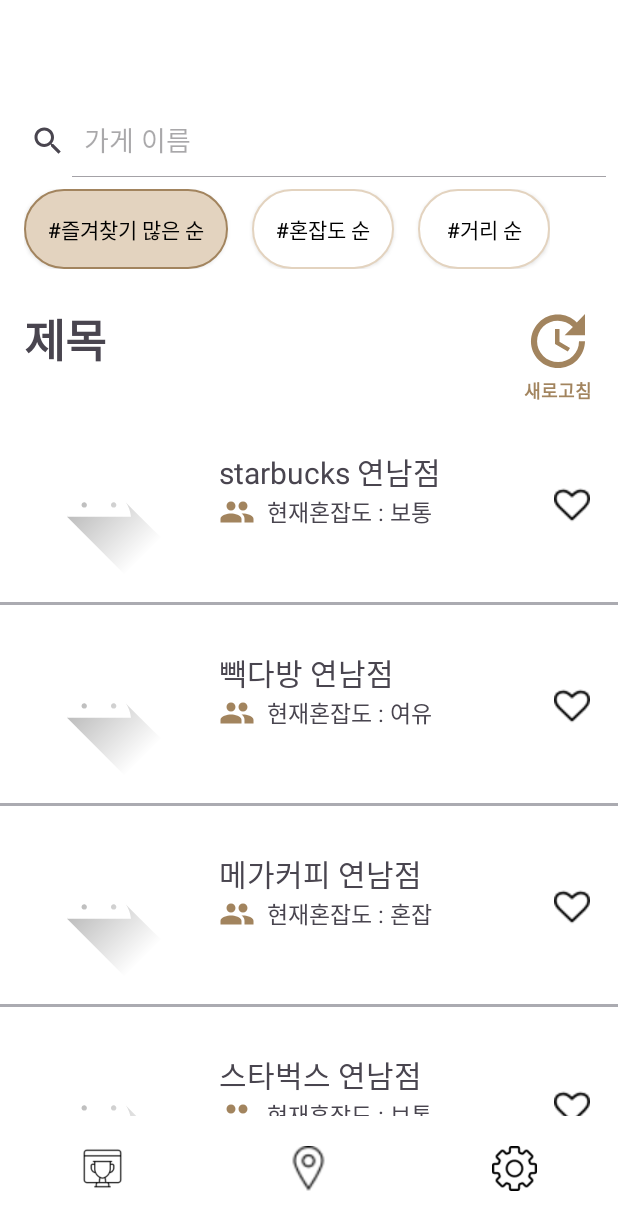
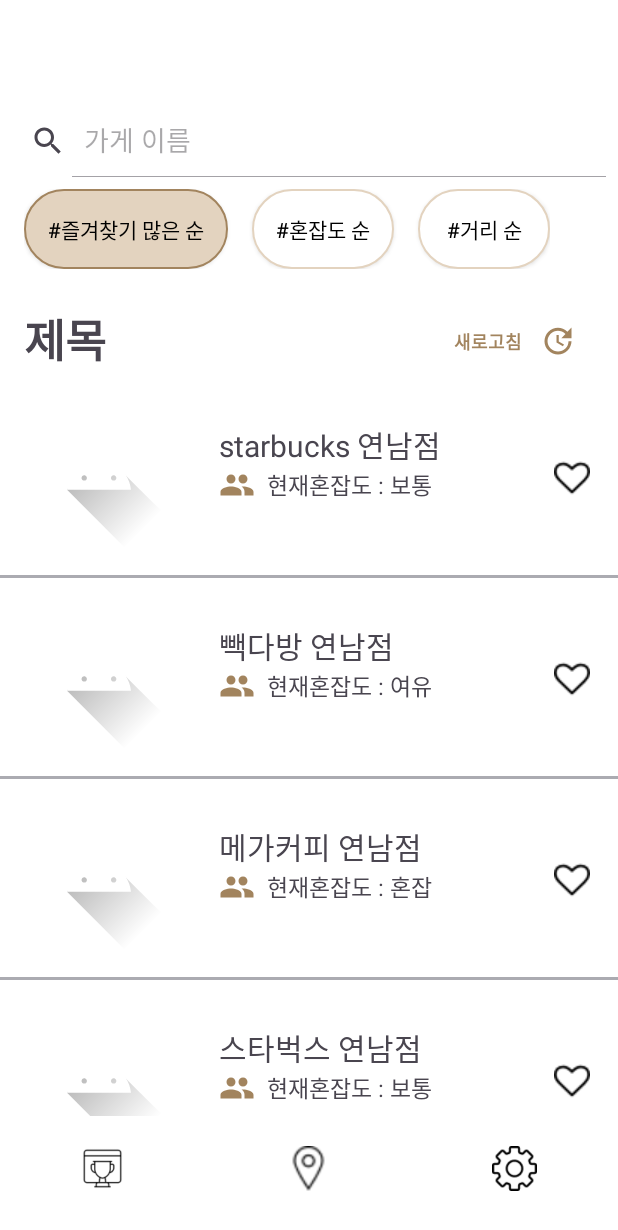
Before and after one commit to leeseoyoung0822/CalmCafeApp-Android, an Android app: the screen it shows after launch (MainActivity), after a tap on "#즐겨찾기 많은 순", on a phone screen of 412 x 824 dp. Shown: the top 1230 px of the screen. Run offline under Robolectric (Android 15) with nearby library versions, the phone set to English and light mode, and no system bars; libraries missing offline, so code that uses them is left out: com.kakao.sdk, com.naver.maps; 6 statements that could not run were skipped.

Commit message:
update_btn

```diff
--- a/app/src/main/res/layout/fragment_rank.xml
+++ b/app/src/main/res/layout/fragment_rank.xml
@@ -102,28 +102,32 @@
                 app:layout_constraintTop_toTopOf="parent"
                 />
 
-            <ImageButton
-                android:id="@+id/update_btn"
-                android:layout_width="48dp"
-                android:layout_height="48dp"
-                android:background="@drawable/baseline_update_24"
-                app:layout_constraintEnd_toEndOf="parent"
-                app:layout_constraintTop_toTopOf="parent"
-                android:contentDescription="새로고침"
-                android:layout_margin="16dp"
-                />
-
             <TextView
                 android:id="@+id/update_txt"
                 android:layout_width="wrap_content"
                 android:layout_height="wrap_content"
                 android:text="새로고침"
                 android:textStyle="bold"
-                app:layout_constraintStart_toStartOf="@id/update_btn"
                 android:textSize="12sp"
                 android:textColor="@color/brown"
-                app:layout_constraintTop_toBottomOf="@id/update_btn"
-                app:layout_constraintEnd_toEndOf="@id/update_btn" />
+                app:layout_constraintEnd_toStartOf="@id/update_btn"
+                app:layout_constraintTop_toTopOf="@id/update_btn"
+                app:layout_constraintBottom_toBottomOf="@id/update_btn"
+                 />
+
+            <ImageButton
+                android:id="@+id/update_btn"
+                android:layout_width="48dp"
+                android:layout_height="48dp"
+                android:src="@drawable/baseline_update_24"
+                android:background="@null"
+                app:layout_constraintEnd_toEndOf="parent"
+                app:layout_constraintTop_toTopOf="parent"
+                app:layout_constraintBottom_toBottomOf="pa"
+                android:contentDescription="새로고침"
+                android:layout_margin="16dp"
+                android:scaleType="centerInside"
+                />
 
             <androidx.recyclerview.widget.RecyclerView
                 android:id="@+id/cafe_recyclerView"
@@ -131,7 +135,7 @@
                 android:layout_height="wrap_content"
                 app:layout_constraintStart_toStartOf="parent"
                 app:layout_constraintEnd_toEndOf="parent"
-                app:layout_constraintTop_toBottomOf="@id/update_txt"/>
+                app:layout_constraintTop_toBottomOf="@id/update_btn"/>
 
         </androidx.constraintlayout.widget.ConstraintLayout>
 
```
